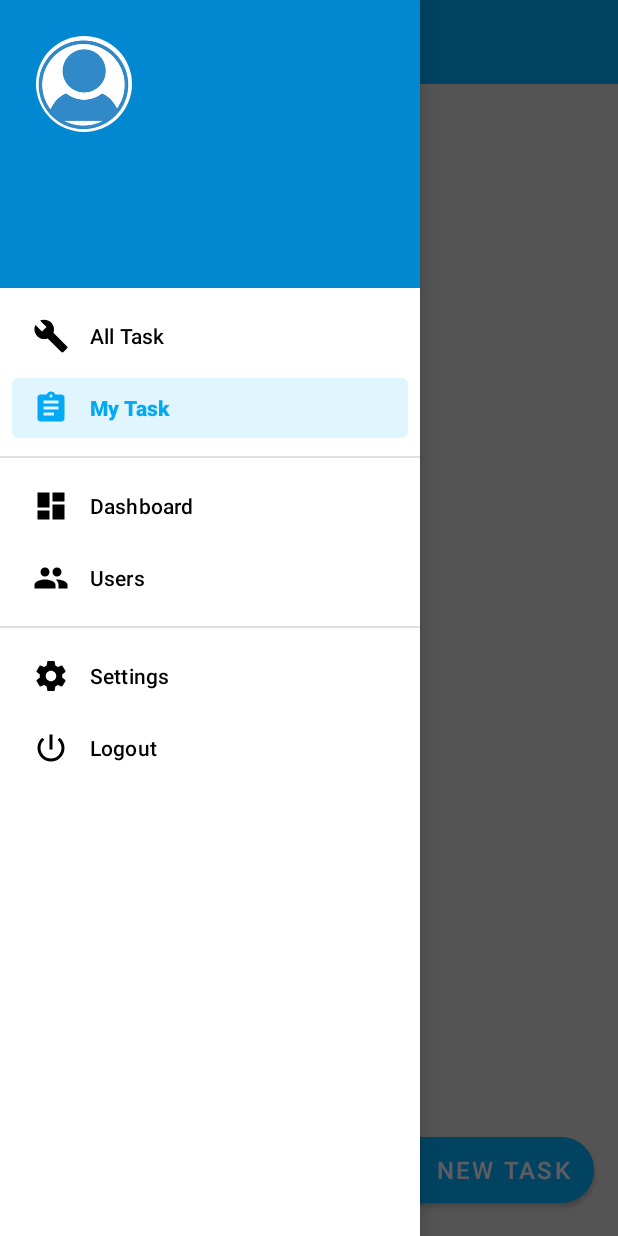
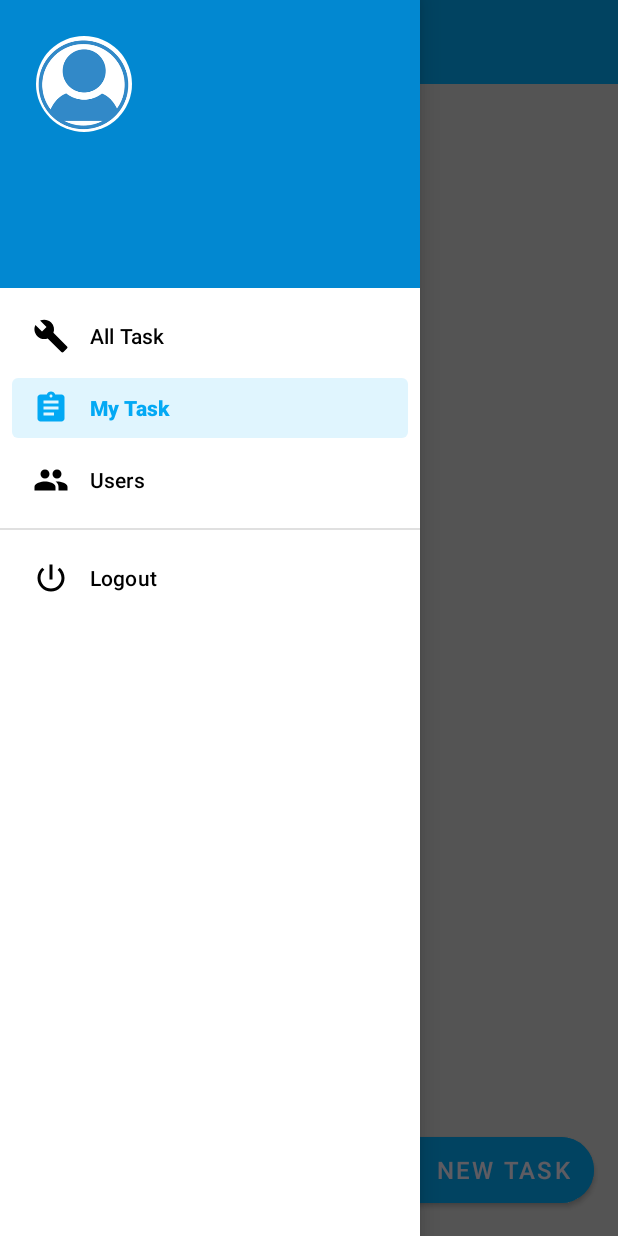
Before and after one commit to taskmanagerproject/Task-Manager-2019, an Android app: the HomescreenActivity screen opened directly, with no data from a screen before it, with the side drawer open, on a phone screen of 412 x 824 dp. Run offline under Robolectric (Android 15) with nearby library versions, the phone set to English and light mode, and no system bars; our stand-ins replace ButterKnife, CircleImageView, Firebase (no records; nobody signed in at launch, a user with empty details on screens opened directly).

Commit message:
All Done!!!

```diff
--- a/app/src/main/res/menu/drawer_view.xml
+++ b/app/src/main/res/menu/drawer_view.xml
@@ -11,22 +11,18 @@
             android:icon="@drawable/ic_assignment_black_24dp"
             android:checked="true"
             android:title="My Task" />
-    </group>
-    <group android:checkableBehavior="single" android:id="@+id/grp2">
-        <item
-            android:id="@+id/nav_dashboard"
-            android:icon="@drawable/dashboard"
-            android:title="Dashboard" />
         <item
             android:id="@+id/nav_users"
             android:icon="@drawable/multiple_users"
             android:title="Users" />
     </group>
+
+
     <group android:checkableBehavior="single" android:id="@+id/grp3">
-        <item
+        <!--<item
             android:id="@+id/nav_setting"
             android:icon="@drawable/settings"
-            android:title="Settings" />
+            android:title="Settings" />-->
         <item
             android:id="@+id/nav_logout"
             android:icon="@drawable/ic_power_settings_new_black_24dp"
```
Also changed, not shown: app/src/main/java/com/example/nikhil/taskmanager/Home/view/HomescreenActivity.java (+26 -3 lines).
